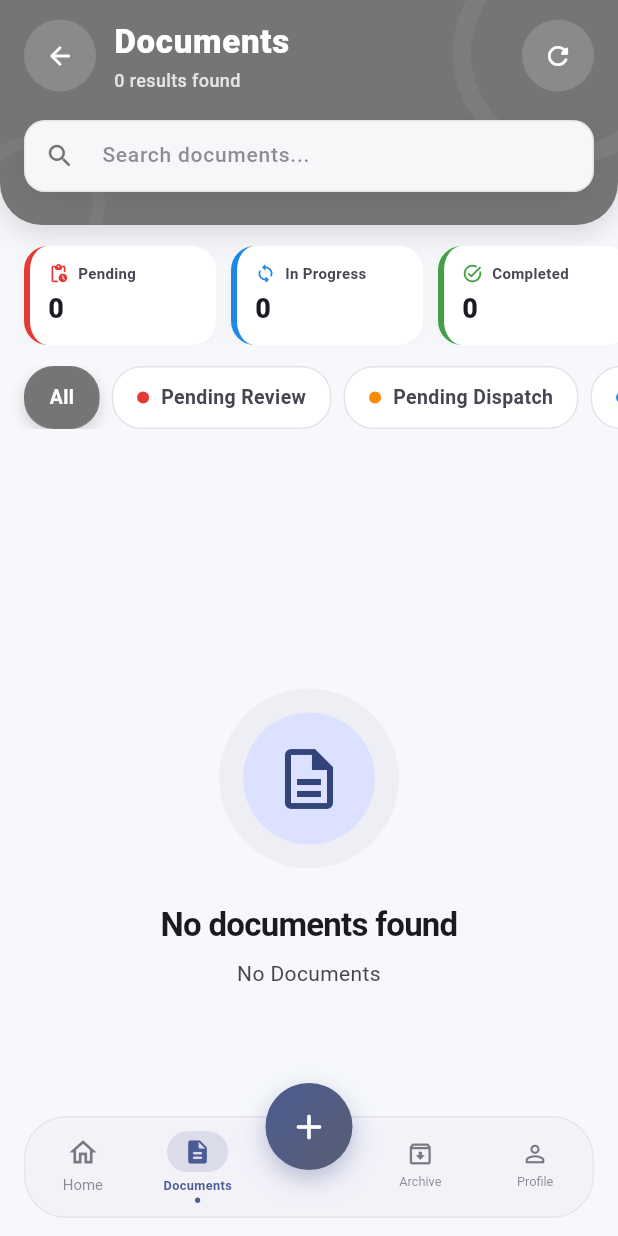
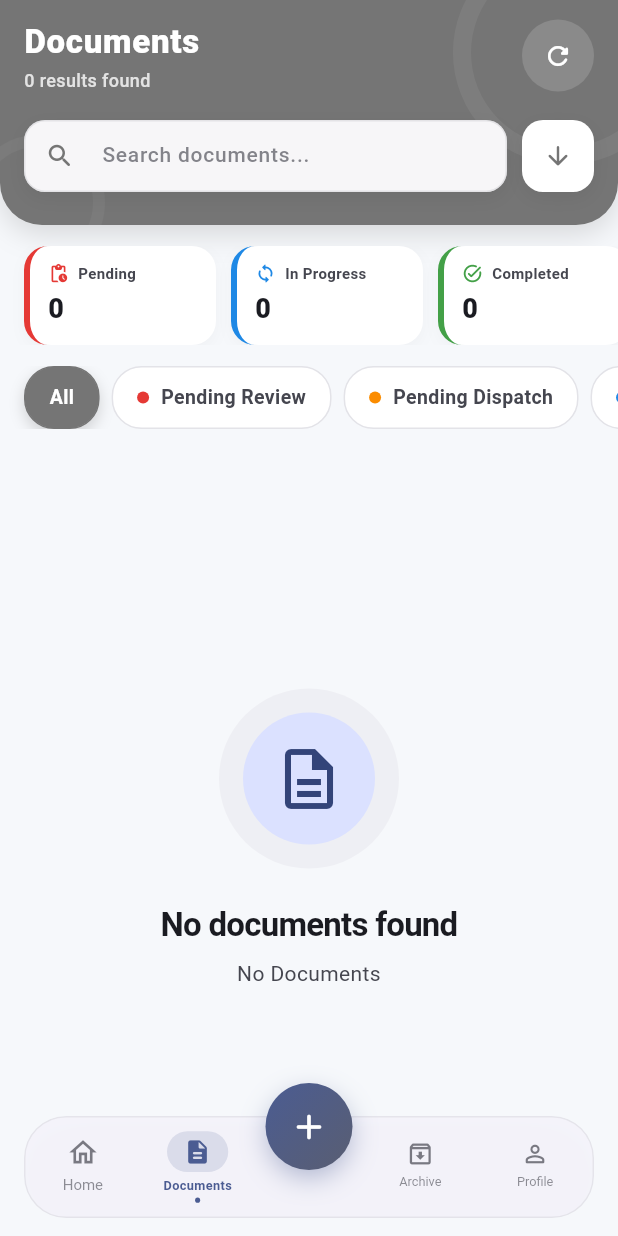
Before and after one commit to rotanapheakdey/dms_mobile, a Flutter app: the MainLayout screen opened by its route, after a tap on "Documents", on a phone screen of 412 x 824 dp. Run offline on Flutter 3.47's test engine with Material 3 defaults, Android fonts, the light colour scheme and no system bars; our stand-ins replace connectivity_plus, file_picker, flutter_secure_storage, google_fonts, image_picker, open_file and 2 more; missing offline and left inert: country_flags, dart:html; accounts and stored records are empty; network calls fail.

Commit message:
fix and update

```diff
--- a/lib/l10n/app_localizations.dart
+++ b/lib/l10n/app_localizations.dart
@@ -91,6 +91,24 @@ class AppLocalizations {
   String get loadingDocuments => _t('Loading documents...', 'កំពុងផ្ទុកឯកសារ...');
   String get noInternetConnection => _t('No internet connection.', 'គ្មានការតភ្ជាប់អ៊ីនធឺណិត។');
 
+  // ─── WORKFLOW TRANSLATIONS ───
+  String get filesAndAttachments => _t('Files & Attachments', 'ឯកសារ & ឯកសារភ្ជាប់');
+  String get originalDocument => _t('Original Document', 'ឯកសារដើម');
+  String get departmentActionReport => _t('Department Action Report', 'របាយការណ៍សកម្មភាពផ្នែក');
+  String get commentsAndWorkflowNotes => _t('Comments & Workflow Notes', 'មតិយោបល់ & កំណត់ចំណាំការងារ');
+  String get verificationAndSignatures => _t('Verification & Signatures', 'ការផ្ទៀងផ្ទាត់ & ហត្ថលេខា');
+  String get dgAssignmentSignature => _t('DG Assignment Signature', 'ហត្ថលេខាចាត់តាំងរបស់ DG');
+  String get vdgConfirmationSignature => _t('VDG Confirmation Signature', 'ហត្ថលេខាបញ្ជាក់របស់ VDG');
+  String get dgFinalApprovalSignature => _t('DG Final Approval Signature', 'ហត្ថលេខាអនុម័តចុងក្រោយរបស់ DG');
+  String get directedAndApproved => _t('Directed & Approved to Department', 'បានណែនាំ & អនុម័តទៅផ្នែក');
+  String get verifiedAndApprovedReport => _t('Verified & Approved Action Report', 'បានផ្ទៀងផ្ទាត់ & អនុម័តរបាយការណ៍');
+  String get finalApprovalSigned => _t('Final Approval Signed & Granted', 'បានចុះហត្ថលេខា & ផ្តល់ការអនុម័តចុងក្រោយ');
+  String get fileDeptUploadComment => _t('File Dept Upload Comment', 'មតិយោបល់បញ្ចូលរបស់ផ្នែកឯកសារ');
+  String get directorGeneralNote => _t('Director General Note', 'កំណត់ចំណាំរបស់អគ្គនាយក');
+  String get fileDeptDispatchComment => _t('File Dept Dispatch Comment', 'មតិយោបល់បញ្ជូនរបស់ផ្នែកឯកសារ');
+  String get directorGeneral => _t('Director General', 'អគ្គនាយក');
+  String get viceDirectorGeneral => _t('Vice Director General', 'អគ្គនាយករង');
+
   // ─── DOCUMENT ACTIONS ───
   String get assignDepartment => _t('Assign Department', 'ដាក់ភារៈទៅផ្នែក');
   String get dispatch => _t('Dispatch', 'បញ្ជូន');
@@ -111,6 +129,8 @@ class AppLocalizations {
   String get statusDGSigned => _t('DG Signed', 'DG បានចុះហត្ថលេខា');
   String get statusArchived => _t('Archived', 'រក្សាទុករួច');
   String get trackingStatus => _t('Tracking Status', 'តាមដានស្ថានភាព');
+  String get sortNewestFirst => _t('Sort Newest First', 'តម្រៀបថ្មីបំផុតមុន');
+  String get sortOldestFirst => _t('Sort Oldest First', 'តម្រៀបចាស់បំផុតមុន');
 
   // ─── ASSIGN DIALOG ───
   String get assignDepartmentTitle => _t('Assign Department', 'ដាក់ភារៈទៅផ្នែក');
--- a/lib/layouts/main_layout.dart
+++ b/lib/layouts/main_layout.dart
@@ -22,7 +22,7 @@ class _MainLayoutState extends State<MainLayout>
   // 4 tabs: 0=Home/Dashboard, 1=Documents, 2=Archive, 3=Profile
   final List<Widget> _screens = [
     const DashboardScreen(),
-    const DocumentListScreen(),
+    const DocumentListScreen(isTab: true),
     const ArchiveSearchScreen(),
     const ProfileScreen(),
   ];
--- a/lib/screens/documents/document_list_screen.dart
+++ b/lib/screens/documents/document_list_screen.dart
@@ -10,7 +10,8 @@ import '../widget/common/status_badge.dart';
 import '../../models/document.dart';
 
 class DocumentListScreen extends StatefulWidget {
-  const DocumentListScreen({super.key});
+  final bool isTab;
+  const DocumentListScreen({super.key, this.isTab = false});
 
   @override
   State<DocumentListScreen> createState() => _DocumentListScreenState();
@@ -20,6 +21,7 @@ class _DocumentListScreenState extends State<DocumentListScreen> {
   String _selectedFilter = 'all';
   String _searchQuery = '';
   final TextEditingController _searchController = TextEditingController();
+  bool _isAscending = false;
 
   final List<String> _filters = [
     'all',
@@ -128,6 +130,7 @@ class _DocumentListScreenState extends State<DocumentListScreen> {
                       // Header Navigation Row
                       Row(
                         children: [
+                          if (!widget.isTab) ...[
                             Container(
                               decoration: BoxDecoration(
                                 color: Colors.white.withValues(alpha: 0.15),
@@ -140,6 +143,7 @@ class _DocumentListScreenState extends State<DocumentListScreen> {
                               ),
                             ),
                             const SizedBox(width: 12),
+                          ],
                           Expanded(
                             child: Column(
                               crossAxisAlignment: CrossAxisAlignment.start,
@@ -180,8 +184,11 @@ class _DocumentListScreenState extends State<DocumentListScreen> {
                       ),
                       const SizedBox(height: 18),
 
-                      // Premium Search Bar Inline
-                      Container(
+                      // Premium Search Bar & Sort Row Inline
+                      Row(
+                        children: [
+                          Expanded(
+                            child: Container(
                               height: 48,
                               decoration: BoxDecoration(
                                 color: isDark ? colorScheme.surfaceContainerLowest : Colors.white,
@@ -205,7 +212,7 @@ class _DocumentListScreenState extends State<DocumentListScreen> {
                                 decoration: InputDecoration(
                                   hintText: context.l10n.searchDocuments,
                                   hintStyle: TextStyle(
-                              color: colorScheme.onSurfaceVariant.withValues(alpha: 0.6),
+                                    color: colorScheme.onSurfaceVariant.withValues(alpha: 0.65),
                                     fontSize: 14,
                                   ),
                                   prefixIcon: Icon(Icons.search_rounded, color: accentColor, size: 20),
@@ -222,6 +229,34 @@ class _DocumentListScreenState extends State<DocumentListScreen> {
                                   contentPadding: const EdgeInsets.symmetric(vertical: 14),
                                 ),
                               ),
+                            ),
+                          ),
+                          const SizedBox(width: 10),
+                          Container(
+                            width: 48,
+                            height: 48,
+                            decoration: BoxDecoration(
+                              color: isDark ? colorScheme.surfaceContainerLowest : Colors.white,
+                              borderRadius: BorderRadius.circular(14),
+                              boxShadow: [
+                                BoxShadow(
+                                  color: Colors.black.withValues(alpha: 0.06),
+                                  blurRadius: 10,
+                                  offset: const Offset(0, 4),
+                                ),
+                              ],
+                            ),
+                            child: IconButton(
+                              icon: Icon(
+                                _isAscending ? Icons.arrow_upward_rounded : Icons.arrow_downward_rounded,
+                                color: accentColor,
+                                size: 20,
+                              ),
+                              onPressed: () => setState(() => _isAscending = !_isAscending),
+                              tooltip: _isAscending ? context.l10n.sortOldestFirst : context.l10n.sortNewestFirst,
+                            ),
+                          ),
+                        ],
                       ),
                     ],
                   ),
@@ -681,6 +716,16 @@ class _DocumentListScreenState extends State<DocumentListScreen> {
       }).toList();
     }
 
+    // Sort by date (createdAt)
+    filtered = List<Document>.from(filtered);
+    filtered.sort((a, b) {
+      if (_isAscending) {
+        return a.createdAt.compareTo(b.createdAt);
+      } else {
+        return b.createdAt.compareTo(a.createdAt);
+      }
+    });
+
     return filtered;
   }
 
```
Also changed, not shown: lib/providers/document_provider.dart (+15 -0 lines), lib/screens/documents/document_detail_screen.dart (+56 -51 lines), lib/screens/widget/document/document_status_timeline.dart (+45 -8 lines), lib/services/document_service.dart (+20 -0 lines). Lines whose indentation alone changed are shown as unchanged.
